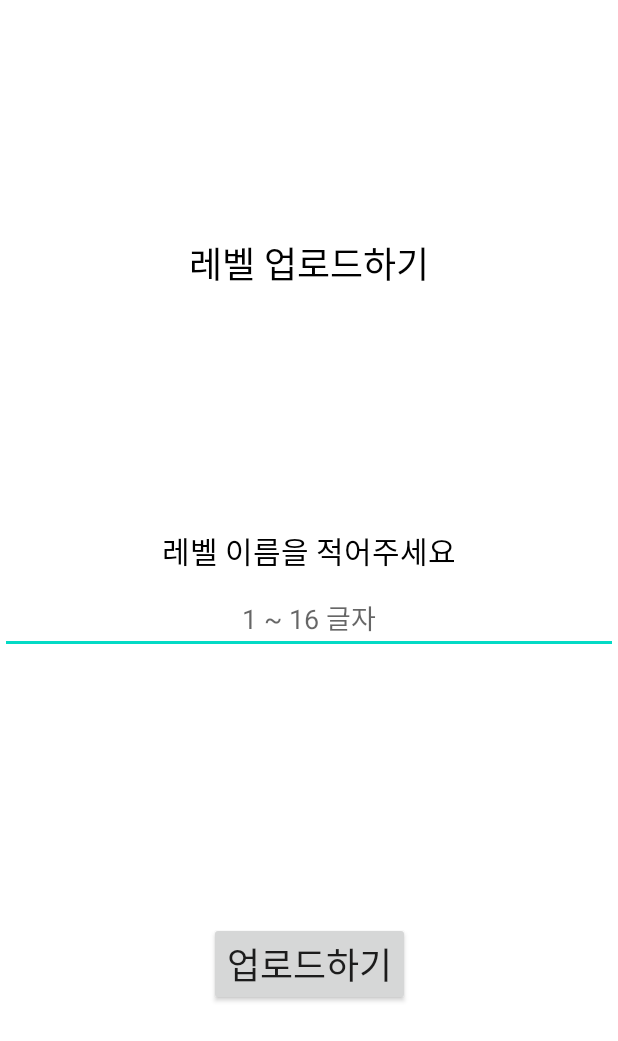
After one commit to dev-yenya/MadCamp_2nd, an Android app: the layout activity_upload_confirm.xml on its own in the app's theme, with its tools: preview values and no code run, on a phone screen of 412 x 824 dp. The commit adds this screen. Shown: the top 1041 px of the screen. Run offline under Robolectric (Android 15) with nearby library versions, the phone set to English and light mode, and no system bars.

Commit message:
Level Editor: 90%

```diff
--- a/app/src/main/AndroidManifest.xml
+++ b/app/src/main/AndroidManifest.xml
@@ -72,6 +72,11 @@
             android:name=".CreateSetupActivity">
 
         </activity>
+        <activity
+            android:name=".UploadConfirmActivity"
+            android:theme="@android:style/Theme.Dialog">
+
+        </activity>
     </application>
 
 </manifest>
--- a/app/src/main/java/com/example/second_app/CreateSetupActivity.kt
+++ b/app/src/main/java/com/example/second_app/CreateSetupActivity.kt
@@ -27,8 +27,8 @@ class CreateSetupActivity: AppCompatActivity() {
         val intent = Intent(this, CreateLevelActivity::class.java)
 
         val boardSize = binding.editTextCreateSetupSize.text.toString().toInt()
-        if (boardSize > 15 || boardSize < 4) {
-            Toast.makeText(this, "4~15 사이의 값만 가능", Toast.LENGTH_SHORT).show()
+        if (boardSize > 12 || boardSize < 4) {
+            Toast.makeText(this, "4~12 사이의 값만 가능", Toast.LENGTH_SHORT).show()
         }
         else {
             intent.putExtra("board_size", boardSize)
--- a/app/src/main/java/com/example/second_app/LevelData.kt
+++ b/app/src/main/java/com/example/second_app/LevelData.kt
@@ -44,3 +44,9 @@ data class Item(
         }
     }
 }
+
+
+data class LevelPayload(
+    val metadata: LevelInformation,
+    val data: LevelData
+): Serializable
--- a/app/src/main/java/com/example/second_app/LevelPlayActivity.kt
+++ b/app/src/main/java/com/example/second_app/LevelPlayActivity.kt
@@ -115,7 +115,7 @@ class LevelPlayActivity: AppCompatActivity() {
             val cSet = ConstraintSet()
             val childView = ImageView(this)
             childView.id = View.generateViewId()
-            parentLayout.addView(childView, 6)
+            parentLayout.addView(childView, 3)
 
             val childLayoutParams = childView.layoutParams
             childLayoutParams.width = recyclerWidth
--- /dev/null
+++ b/app/src/main/res/layout/activity_upload_confirm.xml
@@ -0,0 +1,61 @@
+<?xml version="1.0" encoding="utf-8"?>
+<androidx.constraintlayout.widget.ConstraintLayout xmlns:android="http://schemas.android.com/apk/res/android"
+    android:layout_width="match_parent"
+    android:layout_height="match_parent"
+    android:background="@color/white"
+    xmlns:app="http://schemas.android.com/apk/res-auto">
+
+    <TextView
+        android:layout_width="wrap_content"
+        android:layout_height="wrap_content"
+        app:layout_constraintStart_toStartOf="parent"
+        app:layout_constraintBottom_toBottomOf="parent"
+        app:layout_constraintTop_toTopOf="parent"
+        app:layout_constraintEnd_toEndOf="parent"
+        app:layout_constraintVertical_bias="0.2"
+        android:textSize="24sp"
+        android:textColor="@color/black"
+        android:text="@string/upload_confirm_title"
+        />
+
+    <EditText
+        android:id="@+id/edit_text_level_name"
+        android:layout_width="0dp"
+        android:layout_height="wrap_content"
+        android:hint="@string/upload_confirm_name_hint"
+        android:textSize="18sp"
+        app:layout_constraintStart_toStartOf="parent"
+        app:layout_constraintBottom_toBottomOf="parent"
+        app:layout_constraintTop_toTopOf="parent"
+        app:layout_constraintEnd_toEndOf="parent"
+        app:layout_constraintVertical_bias="0.5"
+        android:gravity="center"
+        />
+
+    <TextView
+        android:layout_width="wrap_content"
+        android:layout_height="wrap_content"
+        android:textSize="20sp"
+        android:text="@string/upload_confirm_level_name"
+        app:layout_constraintStart_toStartOf="parent"
+        app:layout_constraintBottom_toTopOf="@id/edit_text_level_name"
+        app:layout_constraintEnd_toEndOf="parent"
+        app:layout_constraintVertical_bias="0.2"
+        android:layout_marginBottom="6dp"
+        android:textColor="@color/black"
+        />
+
+    <android.widget.Button
+        android:id="@+id/btn_upload_level"
+        android:layout_width="wrap_content"
+        android:layout_height="wrap_content"
+        android:textSize="24sp"
+        android:text="@string/create_level_upload"
+        app:layout_constraintStart_toStartOf="parent"
+        app:layout_constraintBottom_toBottomOf="parent"
+        app:layout_constraintTop_toTopOf="parent"
+        app:layout_constraintEnd_toEndOf="parent"
+        app:layout_constraintVertical_bias="0.8"
+        />
+
+</androidx.constraintlayout.widget.ConstraintLayout>
--- a/app/src/main/res/values/strings.xml
+++ b/app/src/main/res/values/strings.xml
@@ -26,4 +26,7 @@
     <string name="create_level_not_selected">아무것도 선택하지 않음</string>
     <string name="create_level_delete_item">아이템 삭제</string>
     <string name="create_level_start_position">시작 위치 배치</string>
+    <string name="upload_confirm_title">레벨 업로드하기</string>
+    <string name="upload_confirm_level_name">레벨 이름을 적어주세요</string>
+    <string name="upload_confirm_name_hint">1 ~ 16 글자</string>
 </resources>
```
Also changed, not shown: app/src/main/java/com/example/second_app/CreateLevelActivity.kt (+78 -14 lines), app/src/main/java/com/example/second_app/UploadConfirmActivity.kt (added, +52 -0 lines), app/src/main/res/drawable/play_background.png (added).
